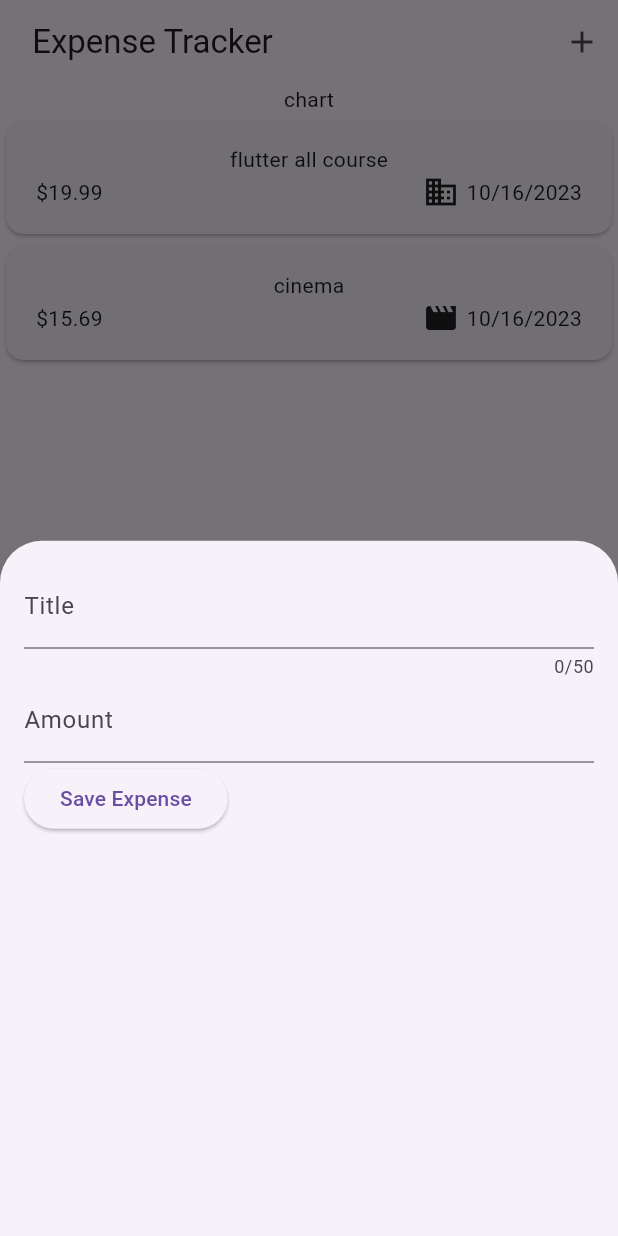
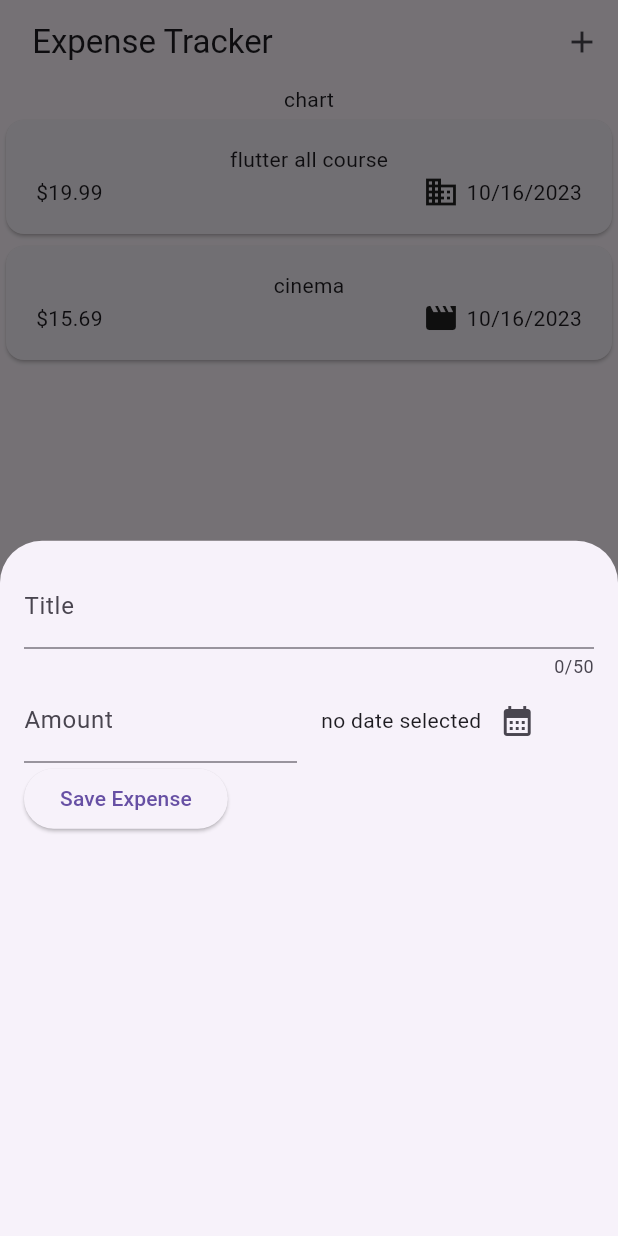
Before and after one commit to akhleshtiwari/expense, a Flutter app: the screen it shows after launch, after a tap on the "add" icon, on a phone screen of 412 x 824 dp. Run offline on Flutter 3.47's test engine with Material 2 defaults, Android fonts, the phone set to English and light mode, and no system bars.

Commit message:
date picker done

```diff
--- a/lib/widget/new_expense.dart
+++ b/lib/widget/new_expense.dart
@@ -1,4 +1,5 @@
 import 'package:flutter/material.dart';
+import '../models/expense.dart';
 
 class NewExpense extends StatefulWidget {
   const NewExpense({super.key});
@@ -10,6 +11,21 @@ class NewExpense extends StatefulWidget {
 class _NewExpenseState extends State<NewExpense> {
   final _titleController = TextEditingController();
   final _amountController = TextEditingController();
+  DateTime? _selectedDate;
+
+  void _showDatePicker() async {
+    final now = DateTime.now();
+    final firstdate = DateTime(now.year - 1, now.month, now.day);
+    final pickDate = await showDatePicker(
+        context: context,
+        initialDate: now,
+        firstDate: firstdate,
+        lastDate: now);
+
+    setState(() {
+      _selectedDate = pickDate;
+    });
+  }
 
   @override
   void dispose() {
@@ -29,10 +45,31 @@ class _NewExpenseState extends State<NewExpense> {
             maxLength: 50,
             decoration: const InputDecoration(label: Text('Title')),
           ),
-          TextField(
-            controller: _amountController,
-            keyboardType: TextInputType.number,
-            decoration: const InputDecoration(label: Text('Amount')),
+          Row(
+            children: [
+              Expanded(
+                child: TextField(
+                  controller: _amountController,
+                  keyboardType: TextInputType.number,
+                  decoration: const InputDecoration(label: Text('Amount')),
+                ),
+              ),
+              SizedBox(
+                width: 16,
+              ),
+              Expanded(
+                  child: Row(
+                children: [
+                  Text(_selectedDate == null
+                      ? "no date selected"
+                      : formatter.format(_selectedDate!)),
+                  IconButton(
+                    onPressed: _showDatePicker,
+                    icon: const Icon(Icons.calendar_month),
+                  )
+                ],
+              )),
+            ],
           ),
           Row(
             children: [
```
Also changed, not shown: 6 other files.
